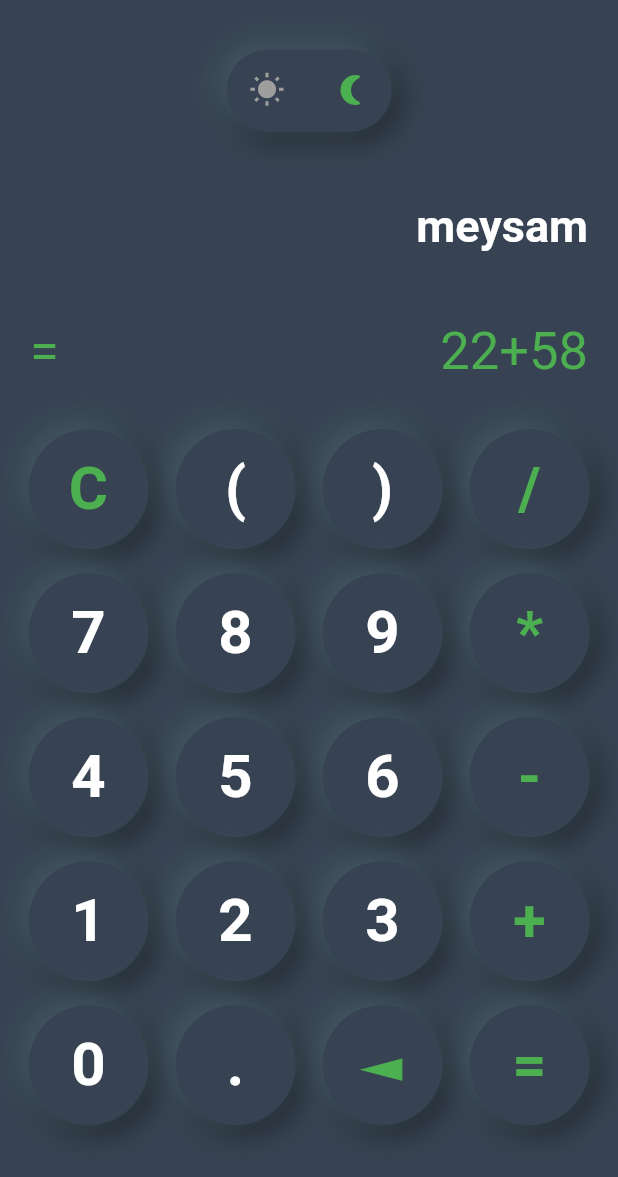
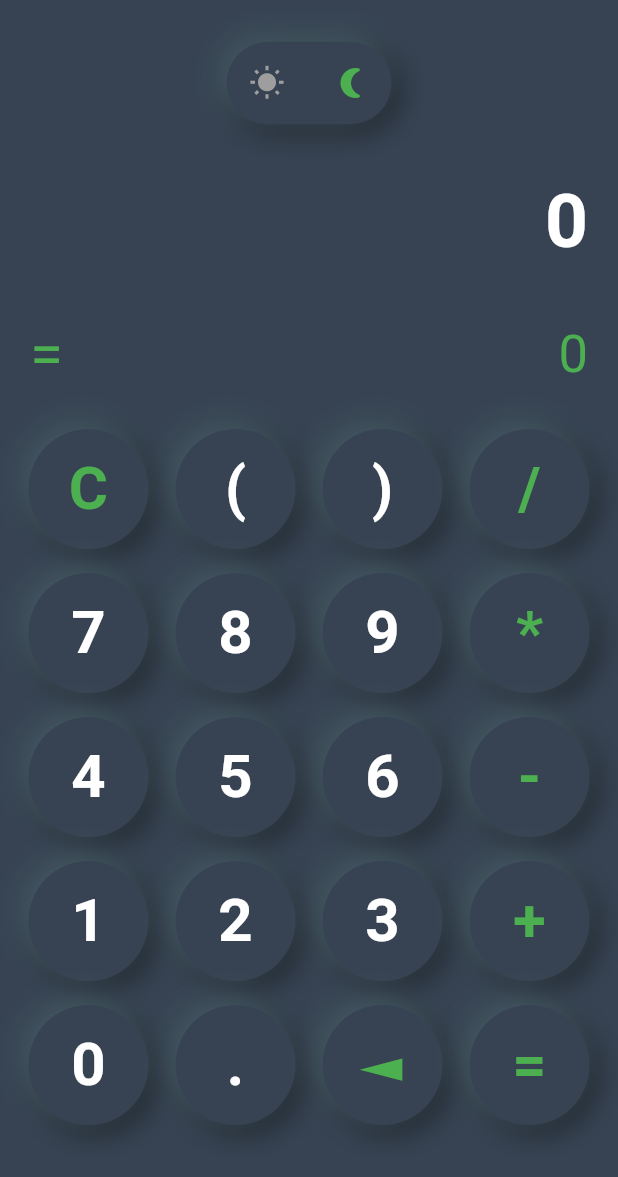
Before and after one commit to meysamatigh/calculator, a Flutter app: the screen it shows after launch, on a phone screen of 412 x 824 dp. Shown: the top 1177 px of the screen. Run offline on Flutter 3.47's test engine with Material 2 defaults, Android fonts, the phone set to English and light mode, and no system bars; our stand-ins replace math_expressions.

Commit message:
completing the project

```diff
--- a/calculator/lib/screens/home_screen.dart
+++ b/calculator/lib/screens/home_screen.dart
@@ -1,5 +1,6 @@
+import 'package:math_expressions/math_expressions.dart';
+
 import '../constants/constants.dart';
-import '../widgets/button_neu.dart';
 import 'package:flutter/material.dart';
 import '../widgets/box_neu.dart';
 
@@ -11,6 +12,51 @@ class HomeScreen extends StatefulWidget {
 class _HomeScreenState extends State<HomeScreen> {
   // const HomeScreen({Key? key}) : super(key: key);
   bool darkMode = true;
+  String equation = '0';
+  String result = '0';
+  String expression = '';
+  double equationFontSize = 40;
+  double resultFontSize = 50;
+
+  btnPressed(String btnText) {
+    setState(() {
+      if (btnText == 'C') {
+        equationFontSize = 40;
+        resultFontSize = 50;
+        equation = '0';
+        result = '0';
+      } else if (btnText == '◄') {
+        equationFontSize = 50;
+        resultFontSize = 40;
+        equation = equation.substring(0, equation.length - 1);
+        if (equation.isEmpty) {
+          equation = '0';
+        }
+      } else if (btnText == '=') {
+        equationFontSize = 40;
+        resultFontSize = 50;
+        expression = equation;
+        // expression = expression.replaceAll('/', '/');
+        // expression = expression.replaceAll('*', '*');
+        try {
+          Parser p = Parser();
+          Expression exp = p.parse(expression);
+          ContextModel cm = ContextModel();
+          result = '${exp.evaluate(EvaluationType.REAL, cm)}';
+        } catch (e) {
+          result = 'What the hell???!!!';
+        }
+      } else {
+        equationFontSize = 50;
+        resultFontSize = 40;
+        if (equation == '0') {
+          equation = btnText;
+        } else {
+          equation = equation + btnText;
+        }
+      }
+    });
+  }
 
   @override
   Widget build(BuildContext context) {
@@ -68,9 +114,9 @@ class _HomeScreenState extends State<HomeScreen> {
                       Align(
                         alignment: Alignment.centerRight,
                         child: Text(
-                          'meysam',
+                          result,
                           style: TextStyle(
-                            fontSize: 30,
+                            fontSize: resultFontSize,
                             fontWeight: FontWeight.bold,
                             color: darkMode ? Colors.white : Colors.red,
                           ),
@@ -82,12 +128,12 @@ class _HomeScreenState extends State<HomeScreen> {
                           Text(
                             '=',
                             style: TextStyle(
-                              fontSize: 35,
+                              fontSize: equationFontSize,
                               color: darkMode ? Colors.green : Colors.grey,
                             ),
                           ),
                           Text(
-                            '22+58',
+                            equation,
                             style: TextStyle(
                                 fontSize: 35,
                                 color: darkMode ? Colors.green : Colors.grey),
@@ -223,4 +269,33 @@ class _HomeScreenState extends State<HomeScreen> {
       ),
     );
   }
+
+  Widget ButtonNeu(
+      {String? title, double padding = 17, Color? textColor, bool? darkMode}) {
+    return Padding(
+      padding: const EdgeInsets.all(8),
+      child: BoxNeu(
+        darkMode: darkMode!,
+        borderRadius: BorderRadius.circular(40),
+        padding: const EdgeInsets.all(10),
+        child: InkWell(
+          onTap: () => btnPressed(title!),
+          child: SizedBox(
+            width: padding * 2,
+            height: padding * 2,
+            child: Center(
+              child: Text(
+                title!,
+                style: TextStyle(
+                    color:
+                        textColor ?? (darkMode ? Colors.white : Colors.black),
+                    fontWeight: FontWeight.bold,
+                    fontSize: 40),
+              ),
+            ),
+          ),
+        ),
+      ),
+    );
+  }
 }
--- a/calculator/lib/widgets/button_neu.dart
+++ /dev/null
@@ -1,29 +0,0 @@
-import '../widgets/box_neu.dart';
-import 'package:flutter/material.dart';
-
-Widget ButtonNeu(
-    {String? title, double padding = 17, Color? textColor, bool? darkMode}) {
-  return Padding(
-    padding: const EdgeInsets.all(8),
-    child: BoxNeu(
-      darkMode: darkMode!,
-      borderRadius: BorderRadius.circular(40),
-      padding: const EdgeInsets.all(10),
-      child: InkWell(
-        child: SizedBox(
-          width: padding * 2,
-          height: padding * 2,
-          child: Center(
-            child: Text(
-              title!,
-              style: TextStyle(
-                  color: textColor ?? (darkMode ? Colors.white : Colors.black),
-                  fontWeight: FontWeight.bold,
-                  fontSize: 40),
-            ),
-          ),
-        ),
-      ),
-    ),
-  );
-}
--- a/calculator/pubspec.yaml
+++ b/calculator/pubspec.yaml
@@ -34,6 +34,8 @@ dependencies:
   # The following adds the Cupertino Icons font to your application.
   # Use with the CupertinoIcons class for iOS style icons.
   cupertino_icons: ^1.0.2
+  math_expressions: ^2.3.1
+
 
 dev_dependencies:
   flutter_test:
```
Also changed, not shown: calculator/pubspec.lock.
